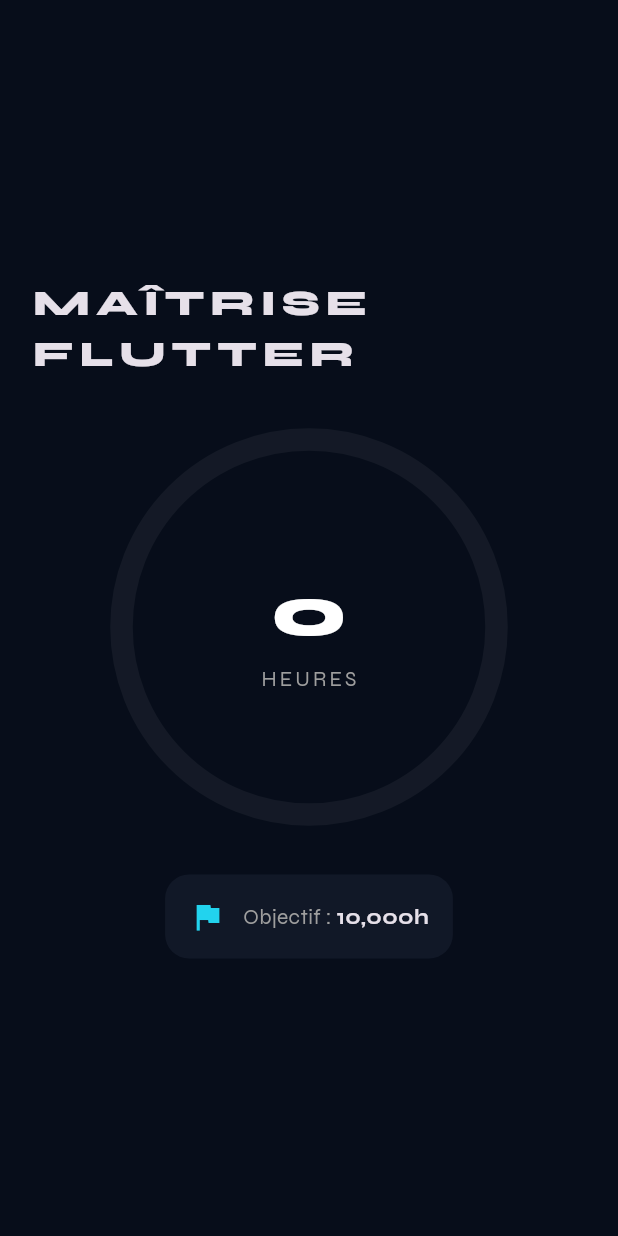
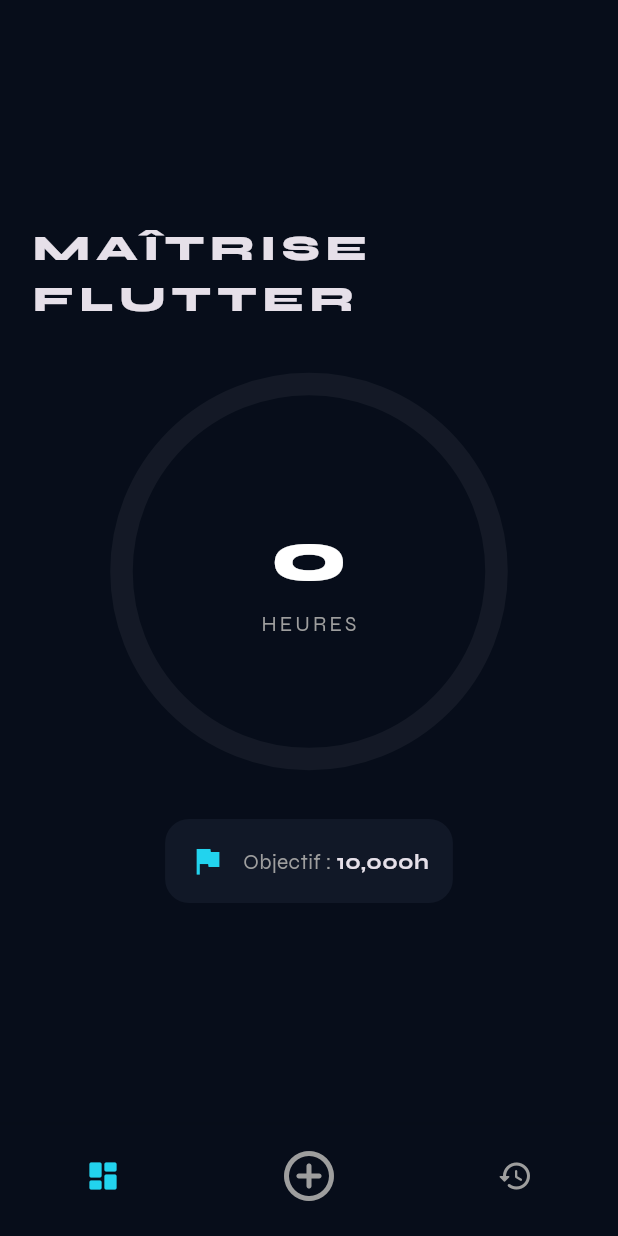
Before and after one commit to TomkerDev/tracker_10000h, a Flutter app: the screen it shows after launch, on a phone screen of 412 x 824 dp. Run offline on Flutter 3.47's test engine with Material 3 defaults, Android fonts, the phone set to English and light mode, and no system bars; our stand-ins replace google_fonts, shared_preferences.

Commit message:
ajoute des parenthèses

```diff
--- a/lib/main.dart
+++ b/lib/main.dart
@@ -2,7 +2,7 @@
 import 'package:provider/provider.dart';
 import 'logic/session_provider.dart';
 import 'core/theme.dart'; // 1. Importe ton nouveau fichier de thème
-import 'ui/screens/home_screen.dart';
+import 'ui/screens/main_screen.dart';
 import 'logic/timer_provider.dart';
 
 void main() async {
@@ -35,7 +35,7 @@
       theme: AppTheme.darkTheme,
 
       // 3. Définit l'écran d'accueil
-      home: const HomeScreen(),
+      home: const MainScreen(),
     );
   }
 }
--- a/lib/ui/screens/timer_screen.dart
+++ b/lib/ui/screens/timer_screen.dart
@@ -72,3 +72,5 @@
   ),
   );
   }
+   }
+ }
```
